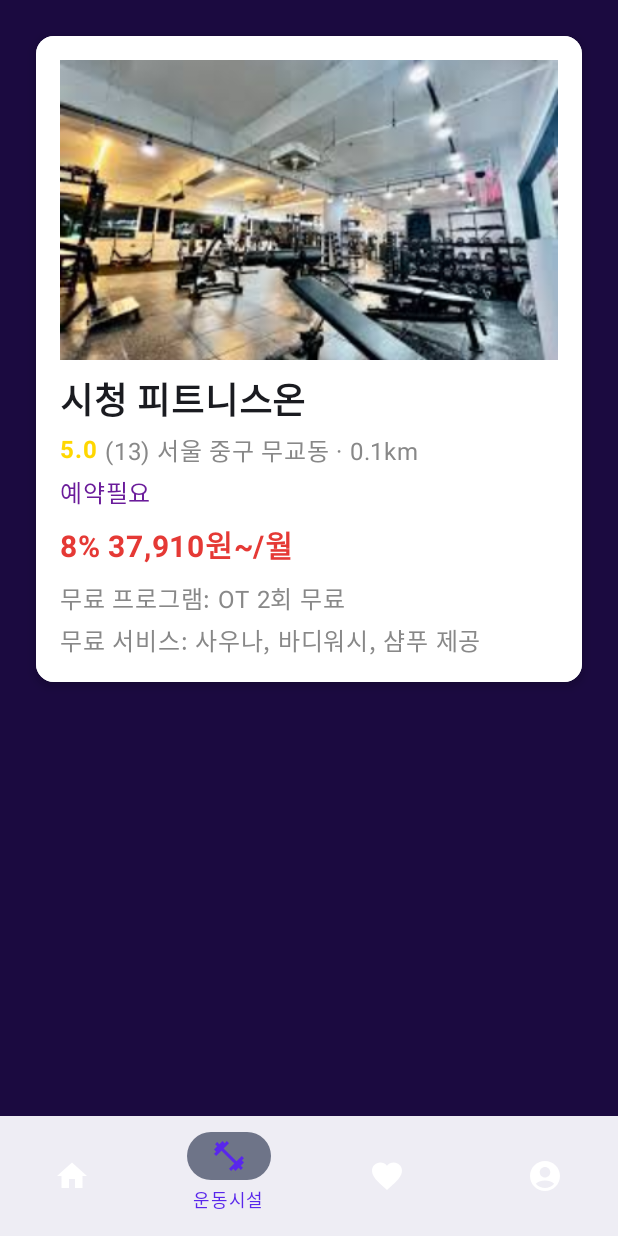
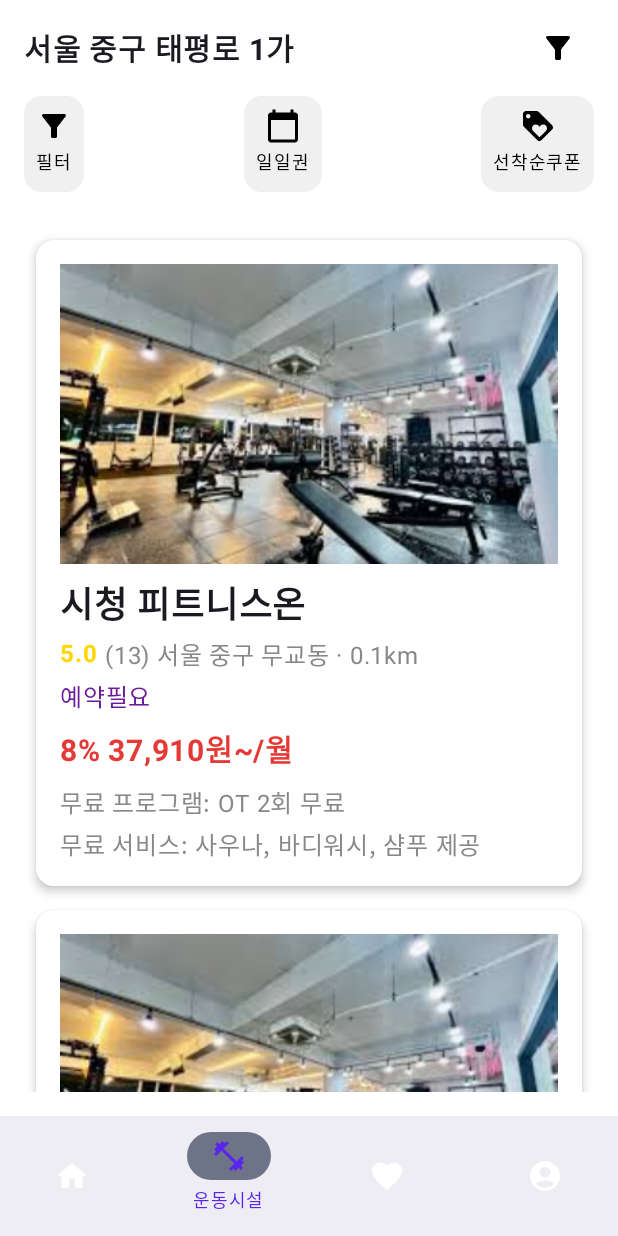
Before and after one commit to HWANGHEEWSUNG/GroupWare, an Android app built with Jetpack Compose: the GymScreen screen opened through its navigation route, on a phone screen of 412 x 824 dp. Run offline under Robolectric (Android 15) with nearby library versions, the phone set to English and light mode, and no system bars.

Commit message:
GymScreen,FilterScreen추가

```diff
--- a/app/src/main/java/com/example/groupware/gymScreen/GymScreen.kt
+++ b/app/src/main/java/com/example/groupware/gymScreen/GymScreen.kt
@@ -3,6 +3,8 @@ package com.example.groupware.gymScreen
 
 import androidx.compose.foundation.Image
 import androidx.compose.foundation.background
+import androidx.compose.foundation.clickable
+import androidx.compose.foundation.layout.Arrangement
 import androidx.compose.foundation.layout.Box
 import androidx.compose.foundation.layout.Column
 import androidx.compose.foundation.layout.Row
@@ -11,14 +13,30 @@ import androidx.compose.foundation.layout.fillMaxSize
 import androidx.compose.foundation.layout.fillMaxWidth
 import androidx.compose.foundation.layout.height
 import androidx.compose.foundation.layout.padding
+import androidx.compose.foundation.layout.size
 import androidx.compose.foundation.lazy.LazyColumn
+import androidx.compose.foundation.shape.RoundedCornerShape
+import androidx.compose.material.icons.Icons
+import androidx.compose.material.icons.filled.CalendarToday
+import androidx.compose.material.icons.filled.FilterAlt
+import androidx.compose.material.icons.filled.Loyalty
 import androidx.compose.material3.Card
 import androidx.compose.material3.CardDefaults
+import androidx.compose.material3.ExperimentalMaterial3Api
+import androidx.compose.material3.Icon
+import androidx.compose.material3.IconButton
+import androidx.compose.material3.Scaffold
 import androidx.compose.material3.Text
 import androidx.compose.runtime.Composable
+import androidx.compose.runtime.getValue
+import androidx.compose.runtime.mutableStateOf
+import androidx.compose.runtime.remember
+import androidx.compose.runtime.setValue
 import androidx.compose.ui.Alignment
 import androidx.compose.ui.Modifier
+import androidx.compose.ui.draw.clip
 import androidx.compose.ui.graphics.Color
+import androidx.compose.ui.graphics.vector.ImageVector
 import androidx.compose.ui.layout.ContentScale
 import androidx.compose.ui.res.painterResource
 import androidx.compose.ui.text.font.FontWeight
@@ -30,32 +48,132 @@ import androidx.navigation.compose.rememberNavController
 import com.example.groupware.R
 
 
+@OptIn(ExperimentalMaterial3Api::class)
 @Composable
 fun GymScreen(navController: NavController) {
-    Box(
+    var showFilterDialog by remember { mutableStateOf(false) }
+
+    Scaffold(
+        topBar = {
+            CustomTopAppBar(onFilterClick = { showFilterDialog = true })
+        },
+        content = { paddingValues ->
+            Box(
+                modifier = Modifier
+                    .fillMaxSize()
+                    .background(Color.White)
+                    .padding(paddingValues)
+            ) {
+                LazyColumn(
+                    modifier = Modifier
+                        .fillMaxSize()
+                        .padding(16.dp)
+                ) {
+                    items(4) {
+                        GymCard(navController = navController)
+                    }
+                }
+            }
+
+            if (showFilterDialog) {
+                FilterDialog(onDismiss = { showFilterDialog = false })
+            }
+        }
+    )
+}
+
+@Composable
+fun CustomTopAppBar(onFilterClick: () -> Unit) {
+    Column(
         modifier = Modifier
-            .fillMaxSize()
-            .background(Color(0xFF1B0A40))
+            .fillMaxWidth()
+            .background(Color.White)
+            .padding(horizontal = 16.dp, vertical = 8.dp)
     ) {
-        LazyColumn(
+        Row(
+            modifier = Modifier.fillMaxWidth(),
+            verticalAlignment = Alignment.CenterVertically
+        ) {
+            Text(
+                text = "서울 중구 태평로 1가",
+                fontSize = 20.sp,
+                fontWeight = FontWeight.Bold,
+                modifier = Modifier.weight(1f)
+            )
+            IconButton(onClick = { onFilterClick() }) {
+                Icon(
+                    imageVector = Icons.Filled.FilterAlt,
+                    contentDescription = "Filter",
+                    tint = Color.Black
+                )
+            }
+        }
+
+        Spacer(modifier = Modifier.height(8.dp))
+
+        // Filter, Day Pass, and Coupon Buttons
+        Row(
             modifier = Modifier
-                .fillMaxSize()
-                .padding(16.dp)
+                .fillMaxWidth(),
+            horizontalArrangement = Arrangement.SpaceBetween
         ) {
-            item {
-                GymCard()
+            CustomIconButton(
+                icon = Icons.Filled.FilterAlt,
+                text = "필터"
+            ) {
+                onFilterClick()
             }
-            // Add more items if needed
+
+            CustomIconButton(
+                icon = Icons.Filled.CalendarToday,
+                text = "일일권"
+            ) {
+                // Day pass action
+            }
+
+            CustomIconButton(
+                icon = Icons.Filled.Loyalty,
+                text = "선착순쿠폰"
+            ) {
+                // Coupon action
+            }
         }
     }
 }
 
 @Composable
-fun GymCard() {
+fun CustomIconButton(icon: ImageVector, text: String, onClick: () -> Unit) {
+    Column(
+        horizontalAlignment = Alignment.CenterHorizontally,
+        modifier = Modifier
+            .clip(RoundedCornerShape(12.dp))
+            .background(Color(0xFFF0F0F0))
+            .clickable { onClick() }
+            .padding(8.dp)
+    ) {
+        Icon(
+            imageVector = icon,
+            contentDescription = text,
+            tint = Color.Black,
+            modifier = Modifier.size(24.dp)
+        )
+        Text(
+            text = text,
+            fontSize = 12.sp,
+            color = Color.Black
+        )
+    }
+}
+
+@Composable
+fun GymCard(navController: NavController) {
     Card(
         modifier = Modifier
             .fillMaxWidth()
-            .padding(8.dp),
+            .padding(8.dp)
+            .clickable {
+                navController.navigate("gymInfoScreen")
+            },
         elevation = CardDefaults.elevatedCardElevation(4.dp)
     ) {
         Column(
--- a/app/src/main/java/com/example/groupware/loginScreen/ManreScreen.kt
+++ b/app/src/main/java/com/example/groupware/loginScreen/ManreScreen.kt
@@ -46,6 +46,7 @@ import com.example.groupware.connectDB.sendImgServer
 data class CenterInfo(
     var userID: String = "",
     var name: String = "",
+    var password: String = "",
     var address: String = "",
     var phone: String = "",
     var point: Int = 0,
```
Also changed, not shown: app/src/main/java/com/example/groupware/gymScreen/FilterScreen.kt (added, +354 -0 lines).
